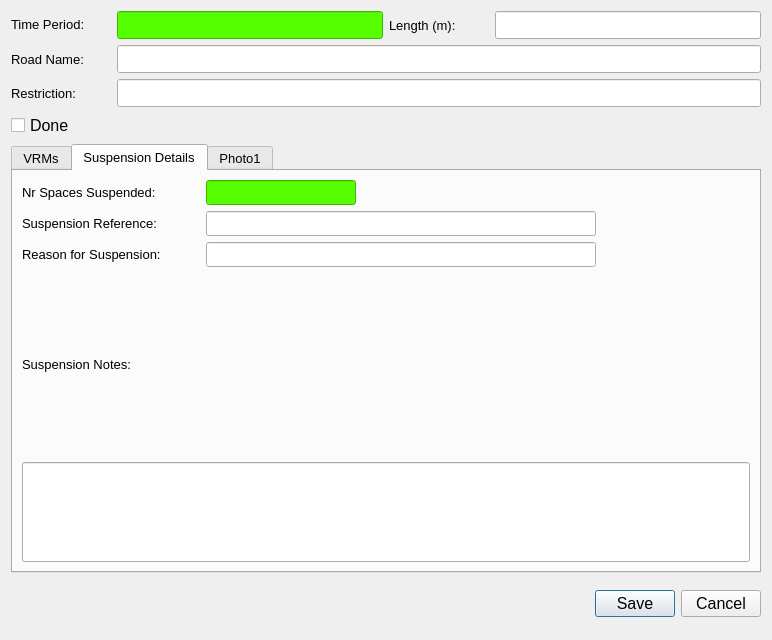
Qt form ui/VRM_Demand_dialog_base.ui (tlh22/demandForm) before a commit.
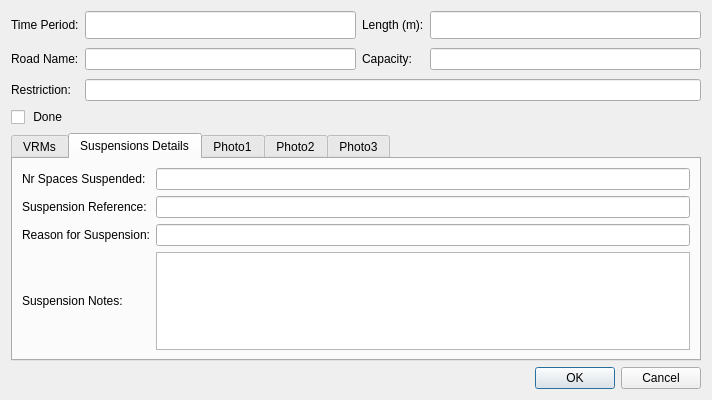
The same form after that commit. The open tabs and pages were chosen to show the change. Icons and pictures are not drawn.

What changed in the file:
```diff
--- a/ui/VRM_Demand_dialog_base.ui
+++ b/ui/VRM_Demand_dialog_base.ui
@@ -6,340 +6,127 @@
    <rect>
     <x>0</x>
     <y>0</y>
-    <width>770</width>
-    <height>640</height>
+    <width>712</width>
+    <height>400</height>
    </rect>
   </property>
-  <property name="minimumSize">
-   <size>
-    <width>0</width>
-    <height>0</height>
-   </size>
-  </property>
-  <property name="maximumSize">
-   <size>
-    <width>770</width>
-    <height>640</height>
-   </size>
-  </property>
-  <property name="font">
-   <font>
-    <family>Arial</family>
-   </font>
-  </property>
   <property name="windowTitle">
    <string>Dialog</string>
   </property>
-  <property name="sizeGripEnabled">
-   <bool>false</bool>
-  </property>
-  <layout class="QGridLayout" name="gridLayout_6">
+  <layout class="QGridLayout" name="gridLayout">
    <item row="0" column="0">
-    <layout class="QGridLayout" name="gridLayout_11">
-     <property name="sizeConstraint">
-      <enum>QLayout::SetNoConstraint</enum>
-     </property>
-     <item row="0" column="0">
-      <layout class="QGridLayout" name="gridLayout_3">
-       <property name="sizeConstraint">
-        <enum>QLayout::SetNoConstraint</enum>
+    <layout class="QGridLayout" name="gridLayout_2">
+     <item row="5" column="3">
+      <widget class="QLineEdit" name="Capacity"/>
+     </item>
+     <item row="5" column="1">
+      <widget class="QLineEdit" name="RoadName"/>
+     </item>
+     <item row="2" column="2">
+      <widget class="QLabel" name="label_3">
+       <property name="minimumSize">
+        <size>
+         <width>0</width>
+         <height>28</height>
+        </size>
        </property>
-       <item row="0" column="0">
-        <widget class="QLabel" name="label_3">
-         <property name="minimumSize">
-          <size>
-           <width>100</width>
-           <height>25</height>
-          </size>
-         </property>
-         <property name="maximumSize">
-          <size>
-           <width>1024</width>
-           <height>25</height>
-          </size>
-         </property>
-         <property name="font">
-          <font>
-           <family>Arial</family>
-           <pointsize>10</pointsize>
-          </font>
-         </property>
-         <property name="text">
-          <string>Time Period:</string>
-         </property>
-        </widget>
-       </item>
-       <item row="2" column="0">
-        <widget class="QLabel" name="label_2">
-         <property name="minimumSize">
-          <size>
-           <width>80</width>
-           <height>22</height>
-          </size>
-         </property>
-         <property name="maximumSize">
-          <size>
-           <width>1024</width>
-           <height>22</height>
-          </size>
-         </property>
-         <property name="font">
-          <font>
-           <family>Arial</family>
-           <pointsize>10</pointsize>
-          </font>
-         </property>
-         <property name="text">
-          <string>Restriction:</string>
-         </property>
-        </widget>
-       </item>
-       <item row="1" column="1" colspan="3">
-        <widget class="QLineEdit" name="RoadName">
-         <property name="minimumSize">
-          <size>
-           <width>440</width>
-           <height>28</height>
-          </size>
-         </property>
-         <property name="maximumSize">
-          <size>
-           <width>1024</width>
-           <height>28</height>
-          </size>
-         </property>
-         <property name="font">
-          <font>
-           <family>Arial</family>
-           <pointsize>10</pointsize>
-          </font>
-         </property>
-         <property name="inputMask">
-          <string/>
-         </property>
-         <property name="alignment">
-          <set>Qt::AlignJustify|Qt::AlignVCenter</set>
-         </property>
-         <property name="readOnly">
-          <bool>true</bool>
-         </property>
-         <property name="placeholderText">
-          <string/>
-         </property>
-        </widget>
-       </item>
-       <item row="0" column="3">
-        <widget class="QLineEdit" name="SectionLength">
-         <property name="minimumSize">
-          <size>
-           <width>140</width>
-           <height>28</height>
-          </size>
-         </property>
-         <property name="maximumSize">
-          <size>
-           <width>1024</width>
-           <height>28</height>
-          </size>
-         </property>
-         <property name="font">
-          <font>
-           <family>Arial</family>
-           <pointsize>10</pointsize>
-          </font>
-         </property>
-         <property name="readOnly">
-          <bool>true</bool>
-         </property>
-        </widget>
-       </item>
-       <item row="1" column="0">
-        <widget class="QLabel" name="label">
-         <property name="minimumSize">
-          <size>
-           <width>100</width>
-           <height>22</height>
-          </size>
-         </property>
-         <property name="maximumSize">
-          <size>
-           <width>1024</width>
-           <height>22</height>
-          </size>
-         </property>
-         <property name="font">
-          <font>
-           <family>Arial</family>
-           <pointsize>10</pointsize>
-          </font>
-         </property>
-         <property name="text">
-          <string>Road Name:</string>
-         </property>
-        </widget>
-       </item>
-       <item row="0" column="2">
-        <widget class="QLabel" name="label_5">
-         <property name="minimumSize">
-          <size>
-           <width>100</width>
-           <height>22</height>
-          </size>
-         </property>
-         <property name="maximumSize">
-          <size>
-           <width>1024</width>
-           <height>22</height>
-          </size>
-         </property>
-         <property name="font">
-          <font>
-           <family>Arial</family>
-           <pointsize>10</pointsize>
-          </font>
-         </property>
-         <property name="text">
-          <string>Length (m):</string>
-         </property>
-        </widget>
-       </item>
-       <item row="0" column="1">
-        <widget class="QLineEdit" name="SurveyBeatTitle">
-         <property name="minimumSize">
-          <size>
-           <width>250</width>
-           <height>28</height>
-          </size>
-         </property>
-         <property name="maximumSize">
-          <size>
-           <width>1024</width>
-           <height>28</height>
-          </size>
-         </property>
-         <property name="font">
-          <font>
-           <family>Arial</family>
-           <pointsize>10</pointsize>
-          </font>
-         </property>
-         <property name="styleSheet">
-          <string notr="true">background-color: rgb(85, 255, 0);</string>
-         </property>
-        </widget>
-       </item>
-       <item row="3" column="0">
-        <widget class="QCheckBox" name="Done">
-         <property name="minimumSize">
-          <size>
-           <width>100</width>
-           <height>25</height>
-          </size>
-         </property>
-         <property name="maximumSize">
-          <size>
-           <width>1024</width>
-           <height>25</height>
-          </size>
-         </property>
-         <property name="font">
-          <font>
-           <family>Arial</family>
-           <pointsize>12</pointsize>
-          </font>
-         </property>
-         <property name="text">
-          <string>Done</string>
-         </property>
-        </widget>
-       </item>
-       <item row="2" column="1" colspan="3">
-        <widget class="QLineEdit" name="RestrictionDetails">
-         <property name="minimumSize">
-          <size>
-           <width>240</width>
-           <height>28</height>
-          </size>
-         </property>
-         <property name="maximumSize">
-          <size>
-           <width>1024</width>
-           <height>28</height>
-          </size>
-         </property>
-         <property name="font">
-          <font>
-           <family>Arial</family>
-           <pointsize>10</pointsize>
-          </font>
-         </property>
-        </widget>
-       </item>
-      </layout>
+       <property name="text">
+        <string>Length (m):</string>
+       </property>
+      </widget>
+     </item>
+     <item row="6" column="1" colspan="3">
+      <widget class="QLineEdit" name="RestrictionDetails"/>
+     </item>
+     <item row="5" column="2">
+      <widget class="QLabel" name="label_4">
+       <property name="text">
+        <string>Capacity:</string>
+       </property>
+      </widget>
+     </item>
+     <item row="2" column="1">
+      <widget class="QLineEdit" name="SurveyBeatTitle">
+       <property name="minimumSize">
+        <size>
+         <width>0</width>
+         <height>28</height>
+        </size>
+       </property>
+      </widget>
+     </item>
+     <item row="5" column="0">
+      <widget class="QLabel" name="label_2">
+       <property name="minimumSize">
+        <size>
+         <width>0</width>
+         <height>28</height>
+        </size>
+       </property>
+       <property name="text">
+        <string>Road Name:</string>
+       </property>
+      </widget>
+     </item>
+     <item row="2" column="3">
+      <widget class="QLineEdit" name="RestrictionLength">
+       <property name="minimumSize">
+        <size>
+         <width>0</width>
+         <height>28</height>
+        </size>
+       </property>
+      </widget>
+     </item>
+     <item row="6" column="0">
+      <widget class="QLabel" name="label_5">
+       <property name="text">
+        <string>Restriction:</string>
+       </property>
+      </widget>
      </item>
      <item row="2" column="0">
-      <widget class="QDialogButtonBox" name="button_box">
+      <widget class="QLabel" name="label">
        <property name="minimumSize">
         <size>
-         <width>200</width>
-         <height>50</height>
-        </size>
-       </property>
-       <property name="font">
-        <font>
-         <family>Arial</family>
-         <pointsize>12</pointsize>
-         <weight>50</weight>
-         <bold>false</bold>
-         <kerning>true</kerning>
-        </font>
-       </property>
-       <property name="orientation">
-        <enum>Qt::Horizontal</enum>
-       </property>
-       <property name="standardButtons">
-        <set>QDialogButtonBox::Cancel|QDialogButtonBox::Save</set>
-       </property>
-       <property name="centerButtons">
-        <bool>false</bool>
-       </property>
-      </widget>
-     </item>
-     <item row="1" column="0">
-      <widget class="QTabWidget" name="Details">
-       <property name="sizePolicy">
-        <sizepolicy hsizetype="Expanding" vsizetype="Expanding">
-         <horstretch>1</horstretch>
-         <verstretch>0</verstretch>
-        </sizepolicy>
-       </property>
-       <property name="minimumSize">
-        <size>
-         <width>750</width>
-         <height>425</height>
+         <width>0</width>
+         <height>28</height>
         </size>
        </property>
        <property name="maximumSize">
         <size>
-         <width>1024</width>
-         <height>1024</height>
+         <width>220</width>
+         <height>28</height>
         </size>
        </property>
-       <property name="font">
-        <font>
-         <family>Arial</family>
-         <pointsize>10</pointsize>
-        </font>
+       <property name="text">
+        <string>Time Period:</string>
        </property>
-       <property name="cursor">
-        <cursorShape>IBeamCursor</cursorShape>
+      </widget>
+     </item>
+     <item row="7" column="0">
+      <widget class="QCheckBox" name="Done">
+       <property name="text">
+        <string> Done</string>
        </property>
-       <property name="mouseTracking">
-        <bool>true</bool>
-       </property>
-       <property name="acceptDrops">
-        <bool>true</bool>
-       </property>
+      </widget>
+     </item>
+    </layout>
+   </item>
+   <item row="2" column="0">
+    <widget class="QDialogButtonBox" name="button_box">
+     <property name="orientation">
+      <enum>Qt::Horizontal</enum>
+     </property>
+     <property name="standardButtons">
+      <set>QDialogButtonBox::Cancel|QDialogButtonBox::Ok</set>
+     </property>
+    </widget>
+   </item>
+   <item row="1" column="0">
+    <layout class="QGridLayout" name="gridLayout_3">
+     <item row="0" column="0">
+      <widget class="QTabWidget" name="Details">
        <property name="currentIndex">
         <number>0</number>
        </property>
@@ -359,234 +146,68 @@
        </widget>
        <widget class="QWidget" name="Suspension_Details">
         <attribute name="title">
-         <string>Suspension Details</string>
+         <string>Suspensions Details</string>
         </attribute>
-        <layout class="QGridLayout" name="gridLayout_2">
+        <layout class="QGridLayout" name="gridLayout_11">
          <item row="0" column="0">
-          <widget class="QLabel" name="lbl_NrBaysSuspended">
-           <property name="mouseTracking">
-            <bool>true</bool>
-           </property>
-           <property name="acceptDrops">
-            <bool>true</bool>
-           </property>
+          <widget class="QLabel" name="label_6">
            <property name="text">
             <string>Nr Spaces Suspended:</string>
            </property>
-           <property name="wordWrap">
-            <bool>true</bool>
-           </property>
-          </widget>
-         </item>
-         <item row="0" column="1" colspan="2">
-          <widget class="QLineEdit" name="NrBaysSuspended">
-           <property name="minimumSize">
-            <size>
-             <width>150</width>
-             <height>25</height>
-            </size>
-           </property>
-           <property name="maximumSize">
-            <size>
-             <width>150</width>
-             <height>25</height>
-            </size>
-           </property>
-           <property name="styleSheet">
-            <string notr="true">background-color: rgb(85, 255, 0);</string>
-           </property>
-          </widget>
-         </item>
-         <item row="1" column="0">
-          <widget class="QLabel" name="NrBaysSuspended_2">
-           <property name="mouseTracking">
-            <bool>true</bool>
-           </property>
-           <property name="acceptDrops">
-            <bool>true</bool>
-           </property>
-           <property name="text">
-            <string>Suspension Reference:</string>
-           </property>
-           <property name="wordWrap">
-            <bool>true</bool>
-           </property>
           </widget>
          </item>
          <item row="2" column="0">
-          <widget class="QLabel" name="Susp_Reason_Label">
-           <property name="mouseTracking">
-            <bool>true</bool>
-           </property>
-           <property name="acceptDrops">
-            <bool>true</bool>
-           </property>
+          <widget class="QLabel" name="label_8">
            <property name="text">
             <string>Reason for Suspension:</string>
            </property>
-           <property name="wordWrap">
-            <bool>true</bool>
-           </property>
-          </widget>
-         </item>
-         <item row="1" column="1" colspan="3">
-          <widget class="QLineEdit" name="SuspensionReference">
-           <property name="minimumSize">
-            <size>
-             <width>390</width>
-             <height>25</height>
-            </size>
-           </property>
-           <property name="maximumSize">
-            <size>
-             <width>390</width>
-             <height>25</height>
-            </size>
-           </property>
-          </widget>
-         </item>
-         <item row="2" column="1" colspan="3">
-          <widget class="QLineEdit" name="SuspensionReason">
-           <property name="minimumSize">
-            <size>
-             <width>390</width>
-             <height>25</height>
-            </size>
-           </property>
-           <property name="maximumSize">
-            <size>
-             <width>390</width>
-             <height>25</height>
-            </size>
-           </property>
-           <property name="font">
-            <font>
-             <family>Arial</family>
-             <pointsize>10</pointsize>
-            </font>
-           </property>
-           <property name="focusPolicy">
-            <enum>Qt::ClickFocus</enum>
-           </property>
           </widget>
          </item>
          <item row="3" column="0">
-          <widget class="QLabel" name="Susp_Reason_Label_2">
-           <property name="mouseTracking">
-            <bool>true</bool>
-           </property>
-           <property name="acceptDrops">
-            <bool>true</bool>
-           </property>
+          <widget class="QLabel" name="label_9">
            <property name="text">
             <string>Suspension Notes:</string>
            </property>
-           <property name="wordWrap">
-            <bool>true</bool>
-           </property>
           </widget>
          </item>
-         <item row="4" column="0" colspan="4">
-          <widget class="QLineEdit" name="SuspensionNotes">
-           <property name="minimumSize">
-            <size>
-             <width>0</width>
-             <height>100</height>
-            </size>
+         <item row="1" column="0">
+          <widget class="QLabel" name="label_7">
+           <property name="text">
+            <string>Suspension Reference:</string>
            </property>
-           <property name="font">
-            <font>
-             <family>Arial</family>
-             <pointsize>10</pointsize>
-            </font>
-           </property>
-           <property name="focusPolicy">
-            <enum>Qt::ClickFocus</enum>
-           </property>
-           <property name="alignment">
-            <set>Qt::AlignLeading|Qt::AlignLeft|Qt::AlignTop</set>
-           </property>
           </widget>
          </item>
+         <item row="0" column="1">
+          <widget class="QLineEdit" name="NrBaysSuspended"/>
+         </item>
+         <item row="1" column="1">
+          <widget class="QLineEdit" name="SuspensionReference"/>
+         </item>
+         <item row="2" column="1">
+          <widget class="QLineEdit" name="SuspensionReason"/>
+         </item>
+         <item row="3" column="1">
+          <widget class="QPlainTextEdit" name="SuspensionNotes"/>
+         </item>
         </layout>
        </widget>
        <widget class="QWidget" name="Photos_01">
         <attribute name="title">
          <string>Photo1</string>
         </attribute>
-        <layout class="QGridLayout" name="gridLayout_8">
-         <item row="0" column="0">
-          <widget class="QLabel" name="Photo_Widget_01">
-           <property name="sizePolicy">
-            <sizepolicy hsizetype="Fixed" vsizetype="Fixed">
-             <horstretch>0</horstretch>
-             <verstretch>0</verstretch>
-            </sizepolicy>
-           </property>
-           <property name="maximumSize">
-            <size>
-             <width>640</width>
-             <height>480</height>
-            </size>
-           </property>
-           <property name="autoFillBackground">
-            <bool>true</bool>
-           </property>
-           <property name="text">
-            <string>Photo not found</string>
-           </property>
-          </widget>
-         </item>
-         <item row="1" column="0">
-          <widget class="QPushButton" name="startCamera1">
-           <property name="maximumSize">
-            <size>
-             <width>150</width>
-             <height>16777215</height>
-            </size>
-           </property>
-           <property name="text">
-            <string>open Camera</string>
-           </property>
-           <property name="icon">
-            <iconset>
-             <normaloff>../../../../PC18-26 Carnegie Library Lambeth/Mapping/Templates/camara_foto.png</normaloff>../../../../PC18-26 Carnegie Library Lambeth/Mapping/Templates/camara_foto.png</iconset>
-           </property>
-           <property name="checkable">
-            <bool>true</bool>
-           </property>
-           <property name="autoDefault">
-            <bool>false</bool>
-           </property>
-           <property name="default">
-            <bool>false</bool>
-           </property>
-          </widget>
-         </item>
-         <item row="1" column="1">
-          <widget class="QPushButton" name="getPhoto1">
-           <property name="maximumSize">
-            <size>
-             <width>150</width>
-             <height>16777215</height>
-            </size>
-           </property>
-           <property name="text">
-            <string>take Photo</string>
-           </property>
-           <property name="icon">
-            <iconset>
-             <normaloff>../../../../PC18-26 Carnegie Library Lambeth/Mapping/Templates/take-photo-icon-21.jpg</normaloff>../../../../PC18-26 Carnegie Library Lambeth/Mapping/Templates/take-photo-icon-21.jpg</iconset>
-           </property>
-           <property name="checkable">
-            <bool>false</bool>
-           </property>
-           <property name="autoDefault">
-            <bool>false</bool>
-           </property>
-          </widget>
-         </item>
-        </layout>
+        <layout class="QGridLayout" name="gridLayout_12"/>
+       </widget>
+       <widget class="QWidget" name="Photos_02">
+        <attribute name="title">
+         <string>Photo2</string>
+        </attribute>
+        <layout class="QGridLayout" name="gridLayout_13"/>
+       </widget>
+       <widget class="QWidget" name="Photos_03">
+        <attribute name="title">
+         <string>Photo3</string>
+        </attribute>
+        <layout class="QGridLayout" name="gridLayout_14"/>
        </widget>
       </widget>
      </item>
```
Left out of the diff: 38 changed lines with no effect on the pictures.
